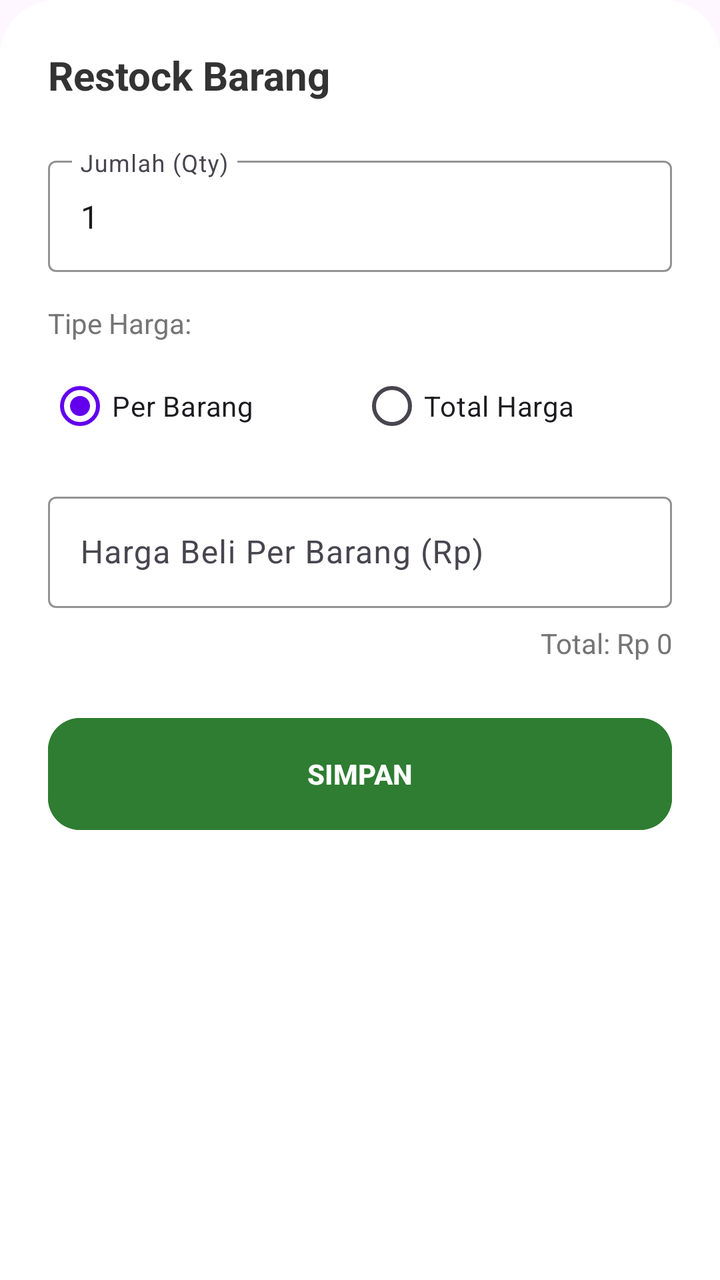
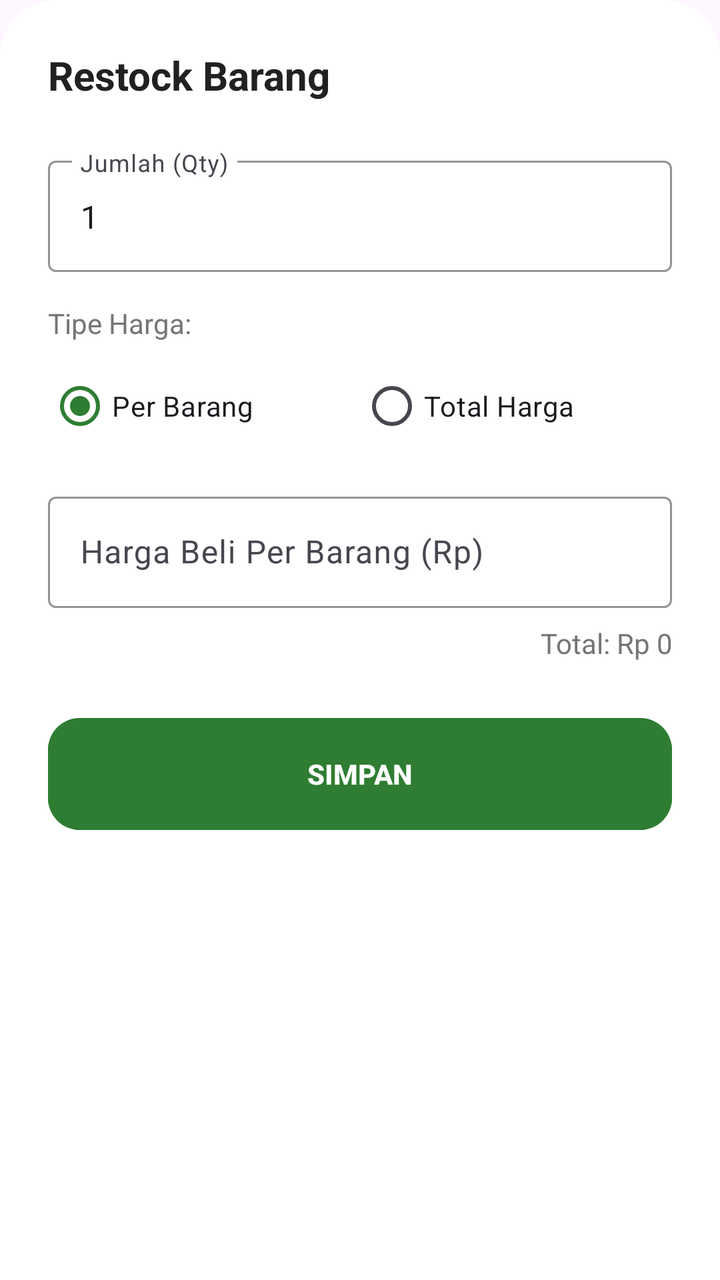

Before-and-after screenshots of an Android layout around one commit, followed by the original layout XML and the change that was made.
<!-- AndroidManifest.xml: application theme Theme.WarungKu -->
<!-- res/layout/layout_bottom_sheet_restock.xml -->
<?xml version="1.0" encoding="utf-8"?>
<LinearLayout xmlns:android="http://schemas.android.com/apk/res/android"
    xmlns:app="http://schemas.android.com/apk/res-auto"
    android:layout_width="match_parent"
    android:layout_height="wrap_content"
    android:orientation="vertical"
    android:padding="24dp"
    android:background="@drawable/bg_bottom_sheet">

    <TextView
        android:id="@+id/tvRestockProductName"
        android:layout_width="match_parent"
        android:layout_height="wrap_content"
        android:text="Restock Barang"
        android:textSize="20sp"
        android:textStyle="bold"
        android:textColor="#333333"
        android:layout_marginBottom="24dp"/>

    <com.google.android.material.textfield.TextInputLayout
        android:layout_width="match_parent"
        android:layout_height="wrap_content"
        android:hint="Jumlah (Qty)"
        android:layout_marginBottom="16dp"
        app:boxStrokeColor="#2E7D32">
        <com.google.android.material.textfield.TextInputEditText
            android:id="@+id/etRestockQuantity"
            android:layout_width="match_parent"
            android:layout_height="wrap_content"
            android:inputType="number"
            android:text="1"/>
    </com.google.android.material.textfield.TextInputLayout>

    <TextView
        android:layout_width="wrap_content"
        android:layout_height="wrap_content"
        android:text="Tipe Harga:"
        android:textSize="14sp"
        android:textColor="#757575"
        android:layout_marginBottom="8dp"/>

    <RadioGroup
        android:id="@+id/rgPriceType"
        android:layout_width="match_parent"
        android:layout_height="wrap_content"
        android:orientation="horizontal"
        android:layout_marginBottom="16dp">
        <RadioButton
            android:id="@+id/rbPerItem"
            android:layout_width="0dp"
            android:layout_height="wrap_content"
            android:layout_weight="1"
            android:text="Per Barang"
            android:checked="true"/>
        <RadioButton
            android:id="@+id/rbTotal"
            android:layout_width="0dp"
            android:layout_height="wrap_content"
            android:layout_weight="1"
            android:text="Total Harga"/>
    </RadioGroup>

    <com.google.android.material.textfield.TextInputLayout
        android:id="@+id/tilBuyPrice"
        android:layout_width="match_parent"
        android:layout_height="wrap_content"
        android:hint="Harga Beli Per Barang (Rp)"
        android:layout_marginBottom="8dp"
        app:boxStrokeColor="#2E7D32"
        app:prefixText="Rp ">
        <com.google.android.material.textfield.TextInputEditText
            android:id="@+id/etRestockBuyPrice"
            android:layout_width="match_parent"
            android:layout_height="wrap_content"
            android:inputType="numberDecimal"/>
    </com.google.android.material.textfield.TextInputLayout>

    <TextView
        android:id="@+id/tvTotalPrice"
        android:layout_width="match_parent"
        android:layout_height="wrap_content"
        android:text="Total: Rp 0"
        android:textSize="14sp"
        android:textColor="#757575"
        android:textAlignment="textEnd"
        android:layout_marginBottom="24dp"/>

    <Button
        android:id="@+id/btnRestockSave"
        android:layout_width="match_parent"
        android:layout_height="64dp"
        android:text="SIMPAN"
        android:textSize="14sp"
        android:textStyle="bold"
        app:cornerRadius="16dp"
        android:backgroundTint="#2E7D32"/>

</LinearLayout>
<!-- resources referenced by this layout -->
<resources>
  <!-- drawable bg_bottom_sheet (drawable) -->
  <?xml version="1.0" encoding="utf-8"?>
  <shape xmlns:android="http://schemas.android.com/apk/res/android">
      <solid android:color="#FFFFFF"/>
      <corners
          android:topLeftRadius="28dp"
          android:topRightRadius="28dp"/>
  </shape>
  <style name="Theme.WarungKu" parent="Theme.Material3.DayNight.NoActionBar">
          
          <item name="colorPrimary">@color/purple_500</item>
          
          <item name="colorSecondary">@color/teal_200</item>
          
          <item name="android:statusBarColor">@color/purple_700</item>
          
      </style>
  <color name="purple_500">#FF6200EE</color>
  <color name="teal_200">#FF03DAC5</color>
  <color name="purple_700">#3700B3</color>
</resources>

<!-- the commit's change to res/layout/layout_bottom_sheet_restock.xml (unified diff, before → after) -->
@@ -14,7 +14,7 @@
         android:text="Restock Barang"
         android:textSize="20sp"
         android:textStyle="bold"
-        android:textColor="#333333"
+        android:textColor="@color/text_primary"
         android:layout_marginBottom="24dp"/>
 
     <com.google.android.material.textfield.TextInputLayout
@@ -22,7 +22,7 @@
         android:layout_height="wrap_content"
         android:hint="Jumlah (Qty)"
         android:layout_marginBottom="16dp"
-        app:boxStrokeColor="#2E7D32">
+        app:boxStrokeColor="@color/primary">
         <com.google.android.material.textfield.TextInputEditText
             android:id="@+id/etRestockQuantity"
             android:layout_width="match_parent"
@@ -93,6 +93,6 @@
         android:textSize="14sp"
         android:textStyle="bold"
         app:cornerRadius="16dp"
-        android:backgroundTint="#2E7D32"/>
+        android:backgroundTint="@color/primary"/>
 
 </LinearLayout>
<!-- resource entries referenced after the edit -->
@@ -1,24 +1,26 @@
 <!-- resources referenced by this layout -->
 <resources>
+  <color name="primary">#2E7D32</color>
+  <color name="text_primary">#212121</color>
   <!-- drawable bg_bottom_sheet (drawable) -->
   <?xml version="1.0" encoding="utf-8"?>
   <shape xmlns:android="http://schemas.android.com/apk/res/android">
-      <solid android:color="#FFFFFF"/>
+      <solid android:color="@color/background"/>
       <corners
           android:topLeftRadius="28dp"
           android:topRightRadius="28dp"/>
   </shape>
   <style name="Theme.WarungKu" parent="Theme.Material3.DayNight.NoActionBar">
           
-          <item name="colorPrimary">@color/purple_500</item>
+          <item name="colorPrimary">@color/primary</item>
           
-          <item name="colorSecondary">@color/teal_200</item>
+          <item name="colorSecondary">@color/accent</item>
           
-          <item name="android:statusBarColor">@color/purple_700</item>
+          <item name="android:statusBarColor">@color/primary_dark</item>
           
       </style>
-  <color name="purple_500">#FF6200EE</color>
-  <color name="teal_200">#FF03DAC5</color>
-  <color name="purple_700">#3700B3</color>
+  <color name="background">#FFFFFF</color>
+  <color name="accent">#64B5F6</color>
+  <color name="primary_dark">#1B5E20</color>
 </resources>
 
